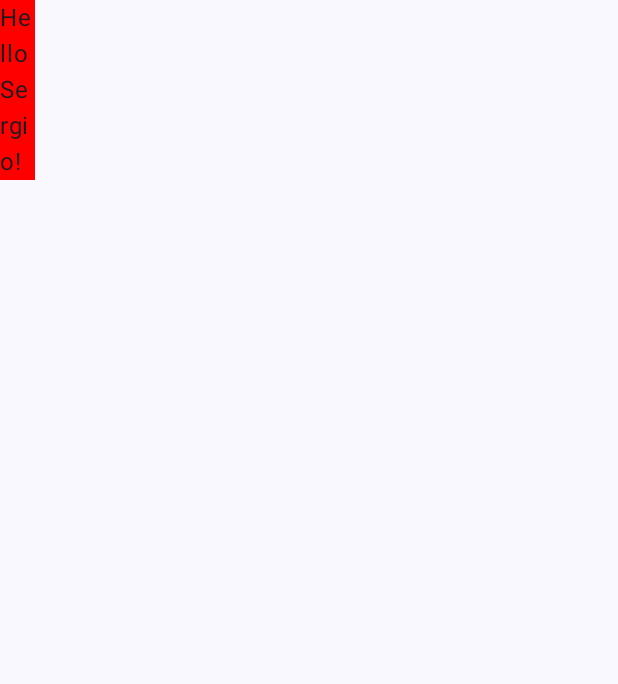
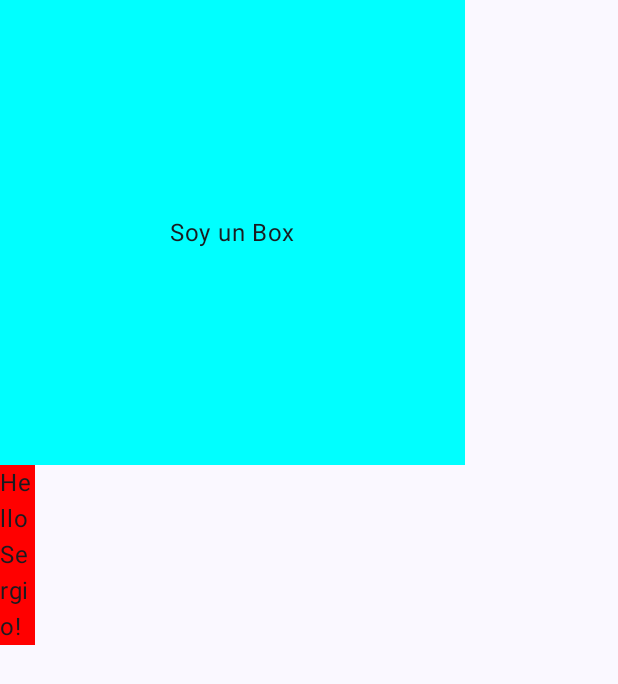
Before and after one commit to sfrancop/android-course, an Android app built with Jetpack Compose: the screen it shows after launch (MainActivity), on a phone screen of 412 x 824 dp. Shown: the top 684 px of the screen. Run offline under Robolectric (Android 15) with nearby library versions, the phone set to English and light mode, and no system bars.

Commit message:
columnas y modifiers

```diff
--- a/app/src/main/java/com/example/myfirstcomposeapp/MainActivity.kt
+++ b/app/src/main/java/com/example/myfirstcomposeapp/MainActivity.kt
@@ -5,6 +5,7 @@ import androidx.activity.ComponentActivity
 import androidx.activity.compose.setContent
 import androidx.activity.enableEdgeToEdge
 import androidx.compose.foundation.background
+import androidx.compose.foundation.layout.Column
 import androidx.compose.foundation.layout.fillMaxSize
 import androidx.compose.foundation.layout.padding
 import androidx.compose.foundation.layout.width
@@ -15,6 +16,8 @@ import androidx.compose.ui.Modifier
 import androidx.compose.ui.graphics.Color
 import androidx.compose.ui.tooling.preview.Preview
 import androidx.compose.ui.unit.dp
+import com.example.myfirstcomposeapp.components.layout.MyBox
+import com.example.myfirstcomposeapp.components.layout.MyColumn
 import com.example.myfirstcomposeapp.ui.theme.MyFirstComposeAppTheme
 
 class MainActivity : ComponentActivity() {
@@ -24,10 +27,7 @@ class MainActivity : ComponentActivity() {
         setContent {
             MyFirstComposeAppTheme {
                 Scaffold(modifier = Modifier.fillMaxSize()) { innerPadding ->
-                    Greeting(
-                        name = "Sergio",
-                        modifier = Modifier.padding(innerPadding)
-                    )
+                    MyColumn(modifier = Modifier.padding(innerPadding))
                 }
             }
         }
--- /dev/null
+++ b/app/src/main/java/com/example/myfirstcomposeapp/components/layout/Box.kt
@@ -0,0 +1,20 @@
+package com.example.myfirstcomposeapp.components.layout
+
+import androidx.compose.foundation.background
+import androidx.compose.foundation.layout.Box
+import androidx.compose.foundation.layout.size
+import androidx.compose.material3.Text
+import androidx.compose.runtime.Composable
+import androidx.compose.ui.Alignment
+import androidx.compose.ui.Modifier
+import androidx.compose.ui.graphics.Color
+import androidx.compose.ui.tooling.preview.Preview
+import androidx.compose.ui.unit.dp
+
+@Preview
+@Composable
+fun MyBox(modifier: Modifier = Modifier){
+    Box(modifier = modifier.size(310.dp), contentAlignment = Alignment.Center){
+        Text("Soy un Box")
+    }
+}
--- /dev/null
+++ b/app/src/main/java/com/example/myfirstcomposeapp/components/layout/MyColumn.kt
@@ -0,0 +1,32 @@
+package com.example.myfirstcomposeapp.components.layout
+
+import androidx.compose.foundation.background
+import androidx.compose.foundation.border
+import androidx.compose.foundation.layout.Box
+import androidx.compose.foundation.layout.Column
+import androidx.compose.foundation.layout.padding
+import androidx.compose.foundation.layout.size
+import androidx.compose.material3.Text
+import androidx.compose.runtime.Composable
+import androidx.compose.ui.Alignment
+import androidx.compose.ui.Modifier
+import androidx.compose.ui.graphics.Brush
+import androidx.compose.ui.graphics.Color
+import androidx.compose.ui.graphics.Shape
+import androidx.compose.ui.tooling.preview.Preview
+import androidx.compose.ui.unit.dp
+import com.example.myfirstcomposeapp.Greeting
+
+@Preview
+@Composable
+fun MyColumn(modifier: Modifier = Modifier){
+    // Columns are the one ables to arrange the content
+    Column(modifier = modifier) {
+        // Los modifiers son acumulativos, se aplica lo especificado en los parametros y dentro de las funciones
+        MyBox(modifier.background(Color.Cyan))
+        Greeting(
+            name = "Sergio",
+            modifier = Modifier
+        )
+    }
+}
```
